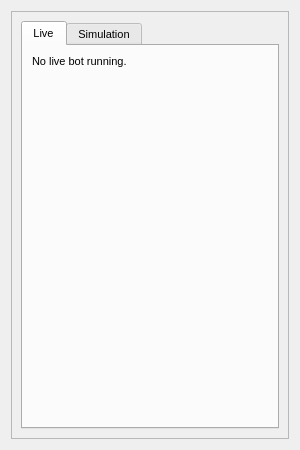
This is UI/statistics.ui in ZENALC/algobot as Qt 5 draws it before an edit. The edited form follows.
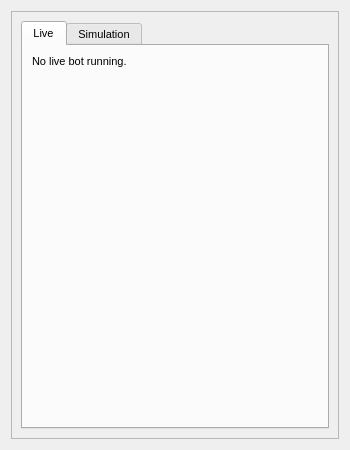
This is the edited form.

Patch:
```diff
--- a/UI/statistics.ui
+++ b/UI/statistics.ui
@@ -6,7 +6,7 @@
    <rect>
     <x>0</x>
     <y>0</y>
-    <width>300</width>
+    <width>350</width>
     <height>450</height>
    </rect>
   </property>
@@ -18,7 +18,7 @@
   </property>
   <property name="minimumSize">
    <size>
-    <width>300</width>
+    <width>350</width>
     <height>400</height>
    </size>
   </property>
@@ -47,7 +47,7 @@
        <rect>
         <x>0</x>
         <y>0</y>
-        <width>280</width>
+        <width>330</width>
         <height>430</height>
        </rect>
       </property>
```
